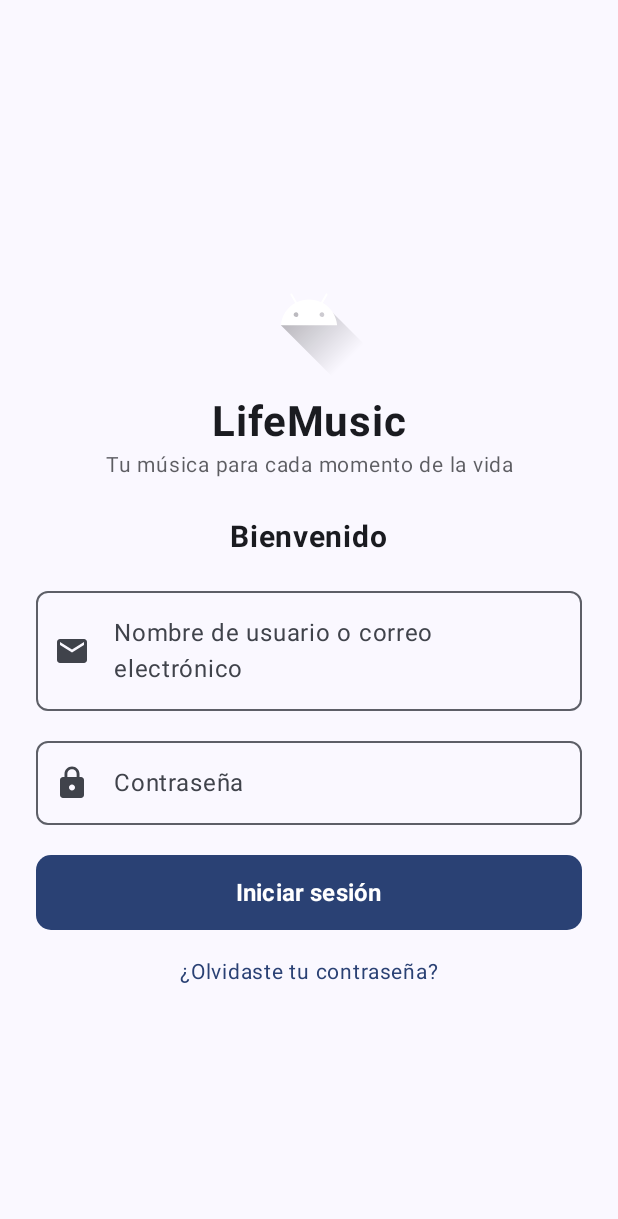
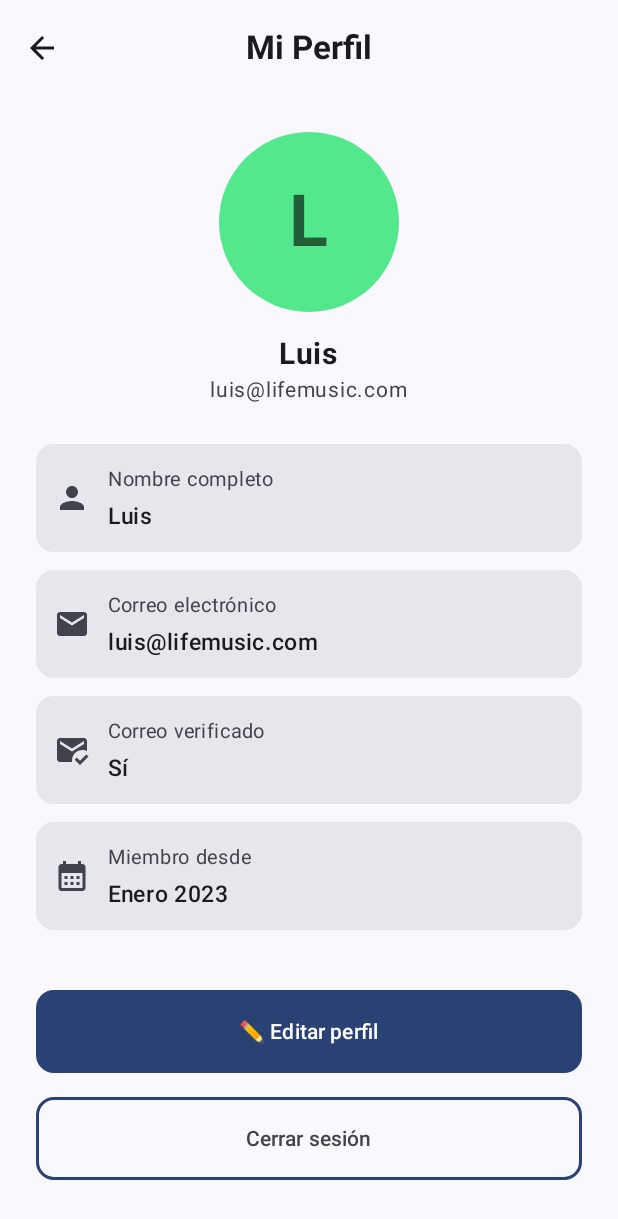
Before and after one commit to luisprado89/LifeMusic, an Android app built with Jetpack Compose: the screen it shows after launch (MainActivity), on a phone screen of 412 x 824 dp. Shown: the top 1219 px of the screen. Run offline under Robolectric (Android 15) with nearby library versions, the light colour scheme and no system bars.

Commit message:
feat: añadidas las pantallas DetailPage y ProfilePage + actualización de MainActivity y mejoras generales
- Se creó la pantalla DetailPage para mostrar la información completa de una canción,
  con imagen destacada, título, artista, duración y botones de "Me gusta" y "Volver al listado".
- Se implementó la pantalla ProfilePage con 4 campos:
  Nombre completo y Correo electrónico (editables),
  Correo verificado y Miembro desde (solo lectura).
- Ambas pantallas incluyen versiones en modo claro y oscuro mediante previews.
- Se actualizó MainActivity para permitir al profesor ejecutar fácilmente cada pantalla
  descomentando la línea correspondiente (LoginPage, HomePage, ListPage, DetailPage, ProfilePage).
- Se mejoró la integración con MainScaffold para mantener coherencia en la barra superior
  entre las distintas pantallas (botón atrás o iconos de lista/perfil según el caso).
- Ajustes visuales menores en colores, padding y espaciados para mantener consistencia con el tema LifeMusic.

```diff
--- a/app/build.gradle.kts
+++ b/app/build.gradle.kts
@@ -50,6 +50,7 @@ dependencies {
     implementation(libs.androidx.compose.ui.graphics)
     implementation(libs.androidx.compose.ui.tooling.preview)
     implementation(libs.androidx.compose.material3)
+    implementation(libs.androidx.compose.material.icons.extended)
     testImplementation(libs.junit)
     androidTestImplementation(libs.androidx.junit)
     androidTestImplementation(libs.androidx.espresso.core)
--- a/app/src/main/java/com/luis/lifemusic/MainActivity.kt
+++ b/app/src/main/java/com/luis/lifemusic/MainActivity.kt
@@ -6,7 +6,11 @@ import androidx.activity.compose.setContent
 import androidx.activity.enableEdgeToEdge
 import androidx.compose.runtime.Composable
 import androidx.compose.ui.tooling.preview.Preview
+import com.luis.lifemusic.page.DetailPage
+import com.luis.lifemusic.page.HomePage
+import com.luis.lifemusic.page.ListPage
 import com.luis.lifemusic.page.LoginPage
+import com.luis.lifemusic.page.ProfilePage
 import com.luis.lifemusic.ui.theme.LifeMusicTheme
 
 class MainActivity : ComponentActivity() {
@@ -15,7 +19,11 @@ class MainActivity : ComponentActivity() {
         enableEdgeToEdge()
         setContent {
             LifeMusicTheme {
-                LoginPage()
+//                LoginPage()
+//                HomePage()
+//                ListPage()
+//                DetailPage ()
+                ProfilePage()
             }
         }
     }
--- /dev/null
+++ b/app/src/main/java/com/luis/lifemusic/page/ProfilePage.kt
@@ -0,0 +1,209 @@
+package com.luis.lifemusic.page
+
+import android.content.res.Configuration
+import androidx.compose.foundation.BorderStroke
+import androidx.compose.foundation.background
+import androidx.compose.foundation.layout.*
+import androidx.compose.foundation.shape.CircleShape
+import androidx.compose.foundation.shape.RoundedCornerShape
+import androidx.compose.material.icons.Icons
+import androidx.compose.material.icons.filled.*
+import androidx.compose.material3.*
+import androidx.compose.runtime.*
+import androidx.compose.ui.Alignment
+import androidx.compose.ui.Modifier
+import androidx.compose.ui.draw.clip
+import androidx.compose.ui.graphics.Color
+import androidx.compose.ui.graphics.vector.ImageVector
+import androidx.compose.ui.text.font.FontWeight
+import androidx.compose.ui.tooling.preview.Preview
+import androidx.compose.ui.unit.dp
+import androidx.compose.ui.unit.sp
+import com.luis.lifemusic.component.MainScaffold
+import com.luis.lifemusic.ui.theme.LifeMusicTheme
+
+@Composable
+fun ProfilePage(
+    initialName: String = "Luis",
+    initialEmail: String = "luis@lifemusic.com",
+    verified: Boolean = true,
+    memberSince: String = "Enero 2023",
+    onBackClick: () -> Unit = {},
+    onLogoutClick: () -> Unit = {}
+) {
+    var name by remember { mutableStateOf(initialName) }
+    var email by remember { mutableStateOf(initialEmail) }
+    var isEditing by remember { mutableStateOf(false) }
+
+    MainScaffold(
+        title = "Mi Perfil",
+        onBackClick = onBackClick
+    ) { padding ->
+        Column(
+            modifier = Modifier
+                .fillMaxSize()
+                .padding(padding)
+                .padding(24.dp),
+            horizontalAlignment = Alignment.CenterHorizontally,
+            verticalArrangement = Arrangement.Top
+        ) {
+            // Imagen de perfil circular
+            Box(
+                modifier = Modifier
+                    .size(120.dp)
+                    .clip(CircleShape)
+                    .background(Color(0xFF53E88B)),
+                contentAlignment = Alignment.Center
+            ) {
+                Text(
+                    text = name.first().uppercase(),
+                    fontWeight = FontWeight.Bold,
+                    fontSize = 48.sp,
+                    color = Color.Black.copy(alpha = 0.6f)
+                )
+            }
+
+            Spacer(modifier = Modifier.height(16.dp))
+
+            Text(text = name, fontWeight = FontWeight.Bold, fontSize = 20.sp)
+            Text(
+                text = email,
+                fontSize = 14.sp,
+                color = MaterialTheme.colorScheme.onSurfaceVariant
+            )
+
+            Spacer(modifier = Modifier.height(24.dp))
+
+            if (!isEditing) {
+                // 🔹 Modo visualización
+                ProfileInfoItem(Icons.Default.Person, "Nombre completo", name)
+                Spacer(modifier = Modifier.height(12.dp))
+                ProfileInfoItem(Icons.Default.Email, "Correo electrónico", email)
+                Spacer(modifier = Modifier.height(12.dp))
+                ProfileInfoItem(
+                    Icons.Default.MarkEmailRead,
+                    "Correo verificado",
+                    if (verified) "Sí" else "No"
+                )
+                Spacer(modifier = Modifier.height(12.dp))
+                ProfileInfoItem(Icons.Default.CalendarMonth, "Miembro desde", memberSince)
+
+                Spacer(modifier = Modifier.height(40.dp))
+
+                Button(
+                    onClick = { isEditing = true },
+                    shape = RoundedCornerShape(12.dp),
+                    modifier = Modifier
+                        .fillMaxWidth()
+                        .height(55.dp)
+                ) {
+                    Text("✏️ Editar perfil", fontWeight = FontWeight.SemiBold)
+                }
+
+                Spacer(modifier = Modifier.height(16.dp))
+
+                OutlinedButton(
+                    onClick = onLogoutClick,
+                    shape = RoundedCornerShape(12.dp),
+                    modifier = Modifier
+                        .fillMaxWidth()
+                        .height(55.dp),
+                    border = BorderStroke(2.dp, MaterialTheme.colorScheme.primary)
+                ) {
+                    Text("Cerrar sesión", fontWeight = FontWeight.SemiBold)
+                }
+
+            } else {
+                // 🔹 Modo edición
+                OutlinedTextField(
+                    value = name,
+                    onValueChange = { name = it },
+                    label = { Text("Nombre completo") },
+                    leadingIcon = { Icon(Icons.Default.Person, contentDescription = null) },
+                    modifier = Modifier.fillMaxWidth()
+                )
+
+                Spacer(modifier = Modifier.height(16.dp))
+
+                OutlinedTextField(
+                    value = email,
+                    onValueChange = { email = it },
+                    label = { Text("Correo electrónico") },
+                    leadingIcon = { Icon(Icons.Default.Email, contentDescription = null) },
+                    modifier = Modifier.fillMaxWidth()
+                )
+
+                Spacer(modifier = Modifier.height(16.dp))
+
+                ProfileInfoItem(
+                    Icons.Default.MarkEmailRead,
+                    "Correo verificado",
+                    if (verified) "Sí" else "No"
+                )
+                Spacer(modifier = Modifier.height(12.dp))
+                ProfileInfoItem(Icons.Default.CalendarMonth, "Miembro desde", memberSince)
+
+                Spacer(modifier = Modifier.height(40.dp))
+
+                Button(
+                    onClick = { isEditing = false },
+                    shape = RoundedCornerShape(12.dp),
+                    modifier = Modifier
+                        .fillMaxWidth()
+                        .height(55.dp)
+                ) {
+                    Text("💾 Guardar cambios", fontWeight = FontWeight.SemiBold)
+                }
+
+                Spacer(modifier = Modifier.height(16.dp))
+
+                OutlinedButton(
+                    onClick = { isEditing = false },
+                    shape = RoundedCornerShape(12.dp),
+                    modifier = Modifier
+                        .fillMaxWidth()
+                        .height(55.dp)
+                ) {
+                    Text("Cancelar", fontWeight = FontWeight.SemiBold)
+                }
+            }
+        }
+    }
+}
+
+@Composable
+fun ProfileInfoItem(icon: ImageVector, label: String, value: String) {
+    Surface(
+        color = MaterialTheme.colorScheme.onSurfaceVariant.copy(alpha = 0.1f),
+        shape = RoundedCornerShape(12.dp),
+        modifier = Modifier.fillMaxWidth()
+    ) {
+        Row(
+            verticalAlignment = Alignment.CenterVertically,
+            modifier = Modifier.padding(12.dp)
+        ) {
+            Icon(icon, contentDescription = label, tint = MaterialTheme.colorScheme.onSurfaceVariant)
+            Spacer(modifier = Modifier.width(12.dp))
+            Column {
+                Text(label, fontSize = 13.sp, color = MaterialTheme.colorScheme.onSurfaceVariant)
+                Text(value, fontSize = 15.sp, fontWeight = FontWeight.Medium)
+            }
+        }
+    }
+}
+
+@Preview(showBackground = true, name = "ProfilePage - Light Mode")
+@Composable
+fun ProfilePagePreviewLight() {
+    LifeMusicTheme {
+        ProfilePage()
+    }
+}
+
+@Preview(showBackground = true, uiMode = Configuration.UI_MODE_NIGHT_YES, name = "ProfilePage - Dark Mode")
+@Composable
+fun ProfilePagePreviewDark() {
+    LifeMusicTheme {
+        ProfilePage()
+    }
+}
--- a/gradle/libs.versions.toml
+++ b/gradle/libs.versions.toml
@@ -8,6 +8,7 @@ espressoCore = "3.7.0"
 lifecycleRuntimeKtx = "2.9.4"
 activityCompose = "1.11.0"
 composeBom = "2024.09.00"
+materialIconsExtended = "1.6.7"
 
 [libraries]
 androidx-core-ktx = { group = "androidx.core", name = "core-ktx", version.ref = "coreKtx" }
@@ -24,6 +25,7 @@ androidx-compose-ui-tooling-preview = { group = "androidx.compose.ui", name = "u
 androidx-compose-ui-test-manifest = { group = "androidx.compose.ui", name = "ui-test-manifest" }
 androidx-compose-ui-test-junit4 = { group = "androidx.compose.ui", name = "ui-test-junit4" }
 androidx-compose-material3 = { group = "androidx.compose.material3", name = "material3" }
+androidx-compose-material-icons-extended = { group = "androidx.compose.material", name = "material-icons-extended", version.ref = "materialIconsExtended" }
 
 [plugins]
 android-application = { id = "com.android.application", version.ref = "agp" }
```
Also changed, not shown: app/src/main/java/com/luis/lifemusic/page/DetailPage.kt (added, +142 -0 lines).
